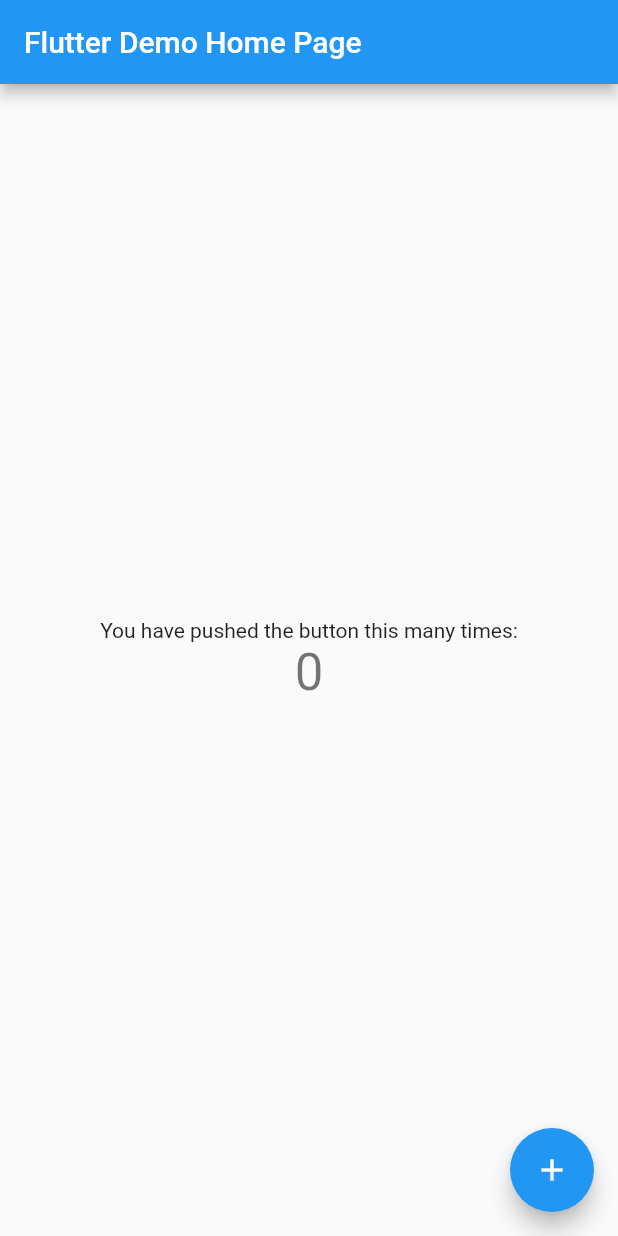
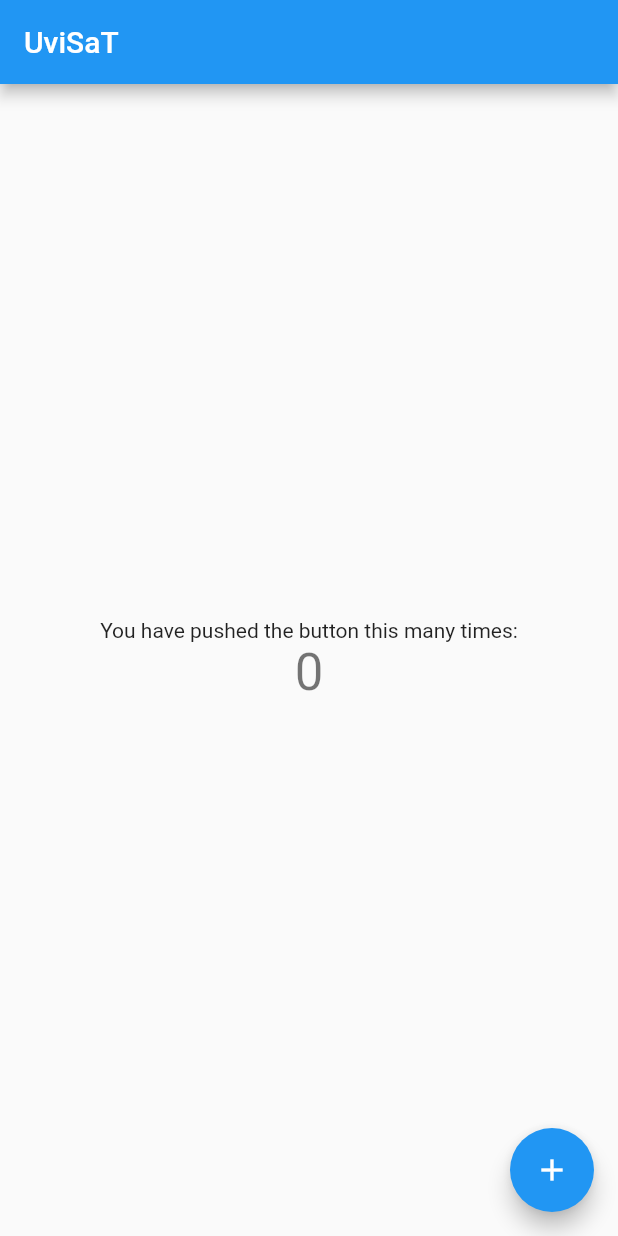
Before and after one commit to Ayivugwe/uvisat, a Flutter app: the screen it shows after launch, on a phone screen of 412 x 824 dp. Run offline on Flutter 3.47's test engine with Material 2 defaults, Android fonts, the phone set to English and light mode, and no system bars.

Commit message:
Nahindula ubwa mbere

```diff
--- a/lib/main.dart
+++ b/lib/main.dart
@@ -9,7 +9,7 @@ class MyApp extends StatelessWidget {
   @override
   Widget build(BuildContext context) {
     return MaterialApp(
-      title: 'Flutter Demo',
+      title: 'UviSaT',
       theme: ThemeData(
         // This is the theme of your application.
         //
@@ -26,7 +26,7 @@ class MyApp extends StatelessWidget {
         // closer together (more dense) than on mobile platforms.
         visualDensity: VisualDensity.adaptivePlatformDensity,
       ),
-      home: MyHomePage(title: 'Flutter Demo Home Page'),
+      home: MyHomePage(title: 'UviSaT'),
     );
   }
 }
```
